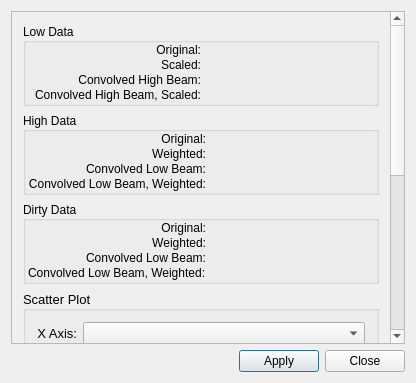
Qt form code/guitools/Feather/PreferencesColor.ui (radio-astro/casa) before a commit.
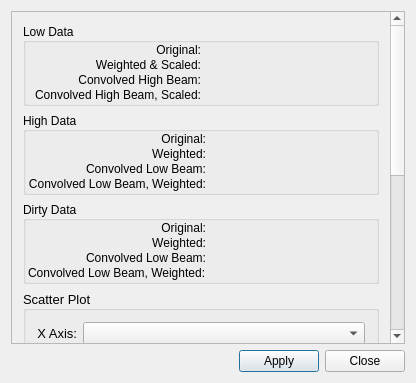
The same form after that commit.

Commit message: New Development: No             JIRA Issue: CAS-5758         Ready for Test: Yes      Interface Changes: No What Interface Changed: Please list interface changes          Test Programs: List test programs   Put in Release Notes: No              Module(s): Feather            Description: Change 'Low,Scaled' to 'Low, Weighted & Scaled'

```diff
--- a/code/guitools/Feather/PreferencesColor.ui
+++ b/code/guitools/Feather/PreferencesColor.ui
@@ -78,7 +78,7 @@
           <item row="1" column="0">
            <widget class="QLabel" name="label_5">
             <property name="text">
-             <string>Scaled:</string>
+             <string>Weighted &amp; Scaled:</string>
             </property>
             <property name="alignment">
              <set>Qt::AlignRight|Qt::AlignTrailing|Qt::AlignVCenter</set>
```
The commit also changes 1 other file.
